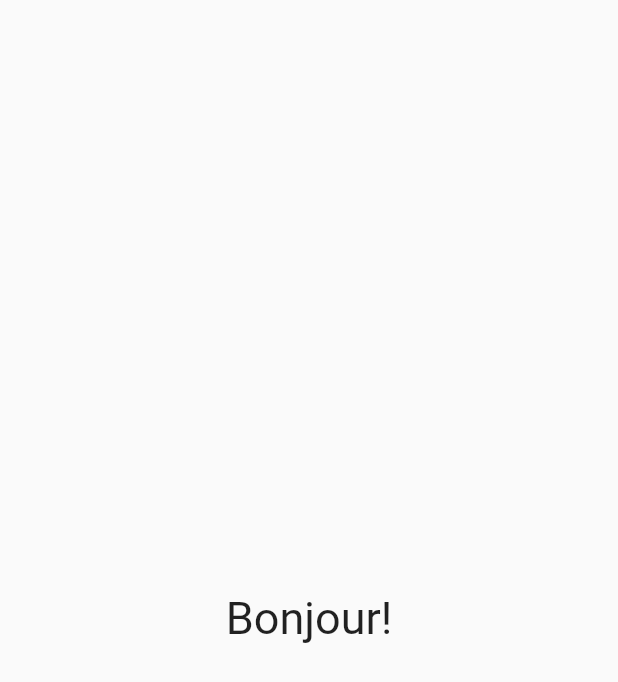
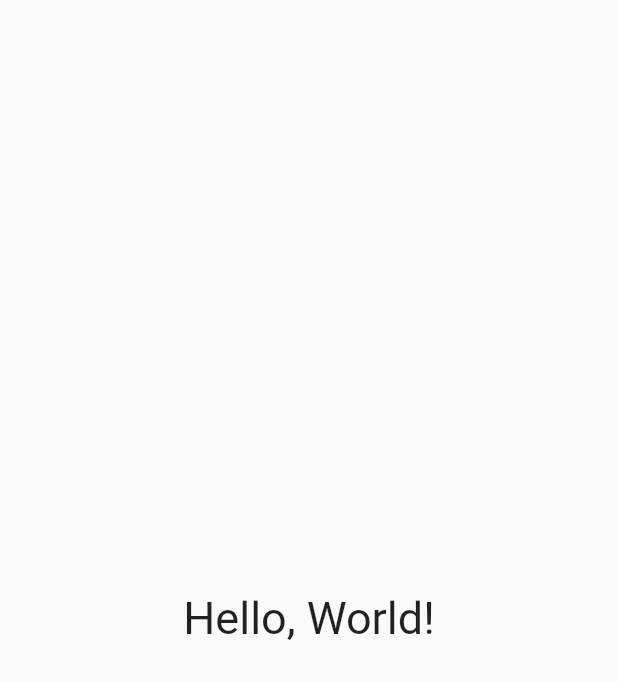
Before and after one commit to Viberonin/Dart-Hello-World, a Flutter app: the screen it shows after launch, on a phone screen of 412 x 824 dp. Shown: the top 682 px of the screen. Run offline on Flutter 3.47's test engine with Material 2 defaults, Android fonts, the phone set to English and light mode, and no system bars.

Commit message:
Hello World 2

```diff
--- a/lib/main.dart
+++ b/lib/main.dart
@@ -15,7 +15,7 @@ class MyApp extends StatelessWidget {
       home: Scaffold(
         body: Center(
           child: Text(
-            'Bonjour!',
+            'Hello, World!',
             style: TextStyle(
               fontSize: 30
             ),
```
